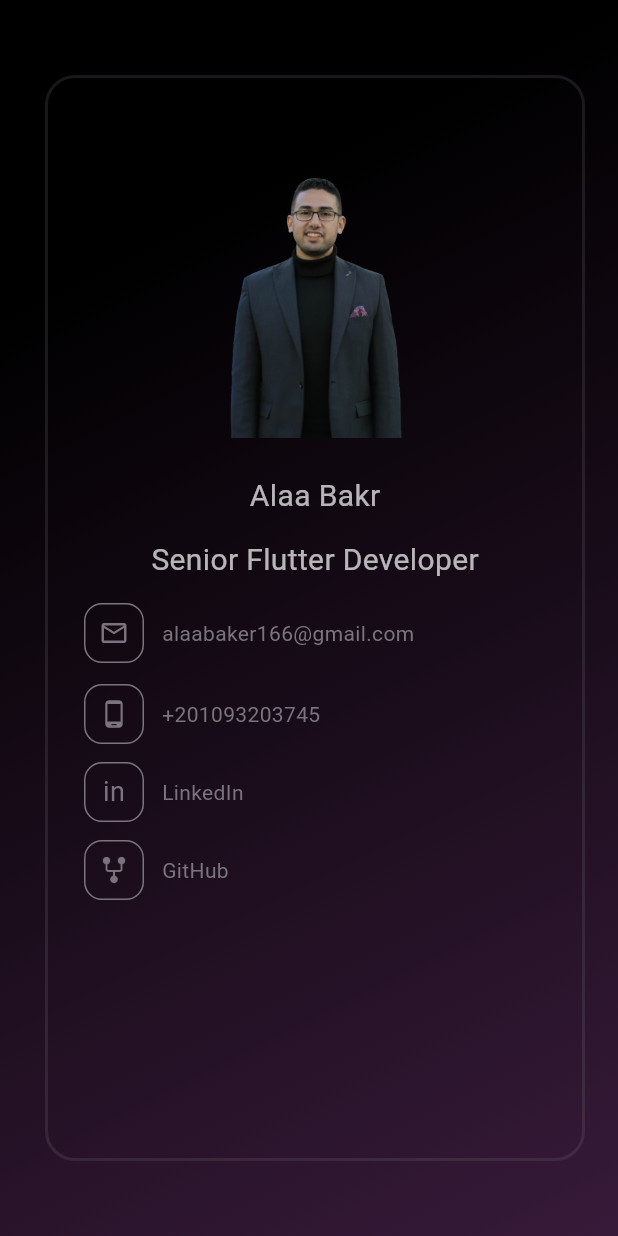
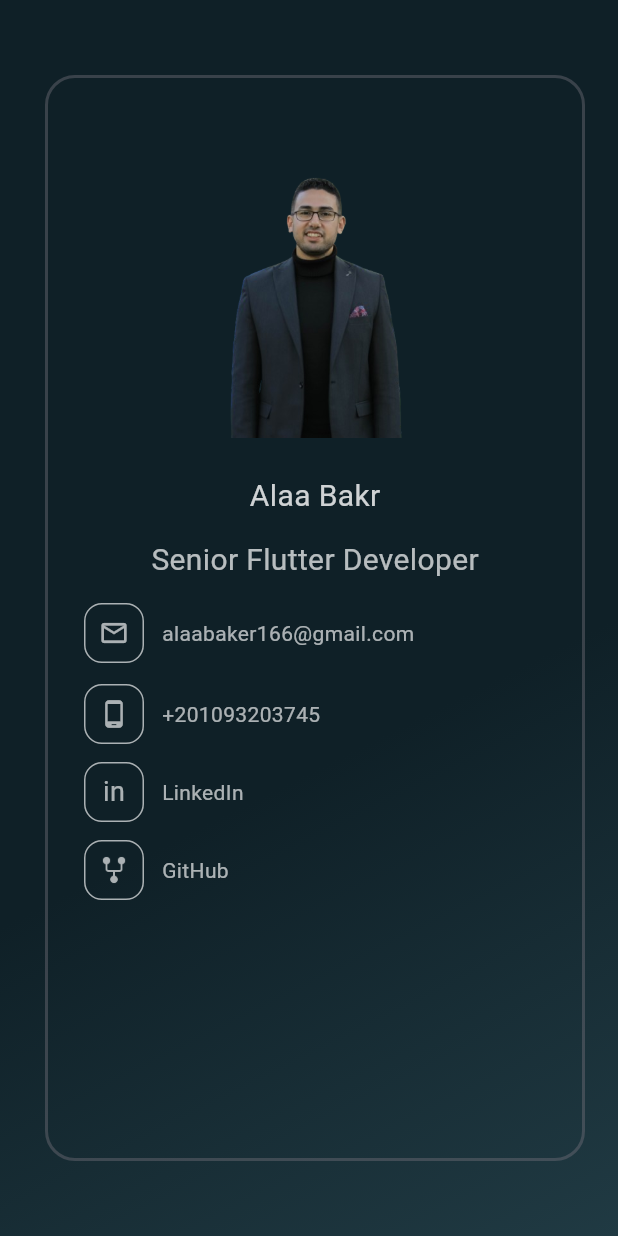
Before and after one commit to alaa556677/portfolio, a Flutter app: the screen it shows after launch, on a phone screen of 412 x 824 dp. Run offline on Flutter 3.47's test engine with Material 3 defaults, Android fonts, the phone set to English and light mode, and no system bars; our stand-ins replace get.

Commit message:
no message

```diff
--- a/lib/core/styles/colors.dart
+++ b/lib/core/styles/colors.dart
@@ -1,12 +1,19 @@
 import 'package:flutter/material.dart';
 
 class AppColors{
-  static Color textColor = AppColors.whiteColor.withOpacity(.7);
+  static Color textColor = AppColors.whiteColor.withOpacity(.8);
+  // static Color textColorSecondary = AppColors.whiteColor.withOpacity(.8);
   static Color textSecondaryColor(BuildContext context) {
-    return Theme.of(context).colorScheme.outline;
+    // return Theme.of(context).colorScheme.outline;
+    return AppColors.whiteColor.withOpacity(.65);
   }
-  static const Color primaryColor = Color(0xFF371A39);
+  static const Color gradientColor1 = Color(0xFF0F2027);
+  // static const Color gradientColor1 = Color(0xFF000000);
+  static const Color gradientColor2 = Color(0xFF203A43);
+  // static const Color gradientColor2 = Color(0xFF434343);
+  static const Color gradientColor3 = Color(0xFF2C5364);
   static const Color whiteColor = Colors.white;
+  static const Color blackColor = Colors.black;
   static const Color transparent = Colors.transparent;
   static Color textTransparent = Colors.black.withOpacity(.6);
 }
--- a/lib/core/widgets/border_style.dart
+++ b/lib/core/widgets/border_style.dart
@@ -2,13 +2,13 @@ import 'package:flutter/material.dart';
 
 Decoration getBorderStyle(BuildContext context, {
   Color? containerColor,
-  double? radius
+  double? radius,
 }){
   return BoxDecoration(
     color: containerColor ?? Colors.transparent,
     borderRadius: BorderRadius.circular(radius ?? 20),
     border: Border.all(
-      color: Theme.of(context).colorScheme.outline.withOpacity(0.2),
+      color: Theme.of(context).colorScheme.outline.withOpacity(0.4),
       width: 2,
     ),
   );
--- a/lib/features/about/view/about_page.dart
+++ b/lib/features/about/view/about_page.dart
@@ -170,10 +170,9 @@ class _AboutPageState extends State<AboutPage> {
                     Container(
                       width: 46,
                       height: 46,
-                      decoration: BoxDecoration(
-                        borderRadius: BorderRadius.circular(8),
-                        image: DecorationImage(image: AssetImage("assets/images/universityLogo.png"))
-                      ),
+                      alignment: Alignment.center,
+                      decoration: getBorderStyle(context, radius: 8, containerColor: AppColors.textSecondaryColor(context)),
+                      child: CustomTextWidget(text: "CS", fontSize: AppConstants.titleFontSize, fontColor: AppColors.textTransparent,),
                     ),
                     SizedBox(width: 16,),
                     Expanded(
--- a/lib/features/about/view/widgets/feature_widget.dart
+++ b/lib/features/about/view/widgets/feature_widget.dart
@@ -33,7 +33,7 @@ class FeatureWidget extends StatelessWidget {
               text: title,
               fontColor: titleColor ?? AppColors.textSecondaryColor(context),
               fontSize: fontSize ??  AppConstants.subTitleFontSize,
-              fontWeight: FontWeight.w600,
+              fontWeight: titleColor != null ? FontWeight.w600 : FontWeight.w400,
             ),
           ],
         ),
--- a/lib/features/experiense/view/widget/experience_card.dart
+++ b/lib/features/experiense/view/widget/experience_card.dart
@@ -115,7 +115,6 @@ class ExperienceCard extends StatelessWidget {
                 FeatureWidget(
                   title: "Personal Interests",
                   isSubTitle: false,
-                  titleColor: AppColors.textSecondaryColor(context),
                   fontSize: AppConstants.tabTitleFontSize,
                   widgetValue: Wrap(
                     runSpacing: 12,
--- a/lib/features/home_screen/view/home_screen.dart
+++ b/lib/features/home_screen/view/home_screen.dart
@@ -13,12 +13,13 @@ class HomeScreen extends StatelessWidget {
           return Container(
             width: MediaQuery.of(context).size.width,
             alignment: Alignment.center,
-            decoration: const BoxDecoration(
+            decoration: BoxDecoration(
+              // color: AppColors.blackColor.withOpacity(.85),
               gradient: LinearGradient(
                 begin: Alignment.topLeft,
                 end: Alignment.bottomRight,
-                colors: [Colors.black, AppColors.primaryColor],
-                stops: [0.2, 1],
+                colors: [AppColors.gradientColor1,AppColors.gradientColor2],
+                stops: [0.6, 1],
               ),
             ),
             child: DesktopLayout()
--- a/lib/features/home_screen/view/widgets/desktop_layout.dart
+++ b/lib/features/home_screen/view/widgets/desktop_layout.dart
@@ -3,6 +3,8 @@ import 'package:get/get.dart';
 import 'package:get/get_core/src/get_main.dart';
 import 'package:portfolio/features/home_screen/controller/home_controller.dart';
 import '../../../../core/app_constants.dart';
+import '../../../../core/styles/colors.dart';
+import '../../../../core/widgets/border_style.dart';
 import '../../../../core/widgets/custom_text.dart';
 import '../../../../core/widgets/divider_widget.dart';
 import '../../../about/view/about_page.dart';
@@ -38,13 +40,7 @@ class _DesktopLayoutState extends State<DesktopLayout> with SingleTickerProvider
             child: Padding(
               padding: EdgeInsetsDirectional.symmetric(horizontal: 30, vertical: 50),
               child: Container(
-                decoration: BoxDecoration(
-                  borderRadius: BorderRadius.circular(20),
-                  border: Border.all(
-                    color: Theme.of(context).colorScheme.outline.withOpacity(0.2),
-                    width: 2,
-                  ),
-                ),
+                decoration: getBorderStyle(context),
                 child: Column(
                   children: [
                     Row(
```
